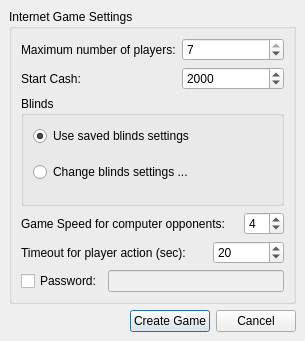
First picture: the form in src/gui/qt/createinternetgamedialog.ui, repository pokerth/pokerth, before the edit.
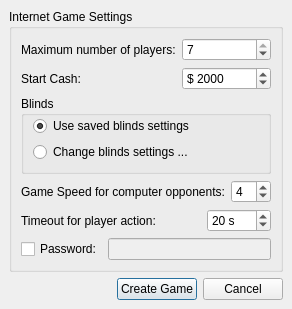
Second picture: the form after the edit.

```diff
--- a/src/gui/qt/createinternetgamedialog.ui
+++ b/src/gui/qt/createinternetgamedialog.ui
@@ -5,8 +5,8 @@
    <rect>
     <x>0</x>
     <y>0</y>
-    <width>305</width>
-    <height>341</height>
+    <width>275</width>
+    <height>291</height>
    </rect>
   </property>
   <property name="windowTitle" >
@@ -72,6 +72,12 @@
       </item>
       <item row="1" column="1" colspan="3" >
        <widget class="QSpinBox" name="spinBox_startCash" >
+        <property name="suffix" >
+         <string/>
+        </property>
+        <property name="prefix" >
+         <string>$ </string>
+        </property>
         <property name="minimum" >
          <number>1000</number>
         </property>
@@ -138,7 +144,7 @@
       <item row="4" column="0" colspan="2" >
        <widget class="QLabel" name="label_6" >
         <property name="text" >
-         <string>Timeout for player action (sec):</string>
+         <string>Timeout for player action:</string>
         </property>
         <property name="buddy" >
          <cstring>spinBox_netTimeOutPlayerAction</cstring>
@@ -147,6 +153,9 @@
       </item>
       <item row="4" column="2" colspan="2" >
        <widget class="QSpinBox" name="spinBox_netTimeOutPlayerAction" >
+        <property name="suffix" >
+         <string> s</string>
+        </property>
         <property name="minimum" >
          <number>5</number>
         </property>
```
Left out of the diff: 3 changed lines with no effect on the pictures.
